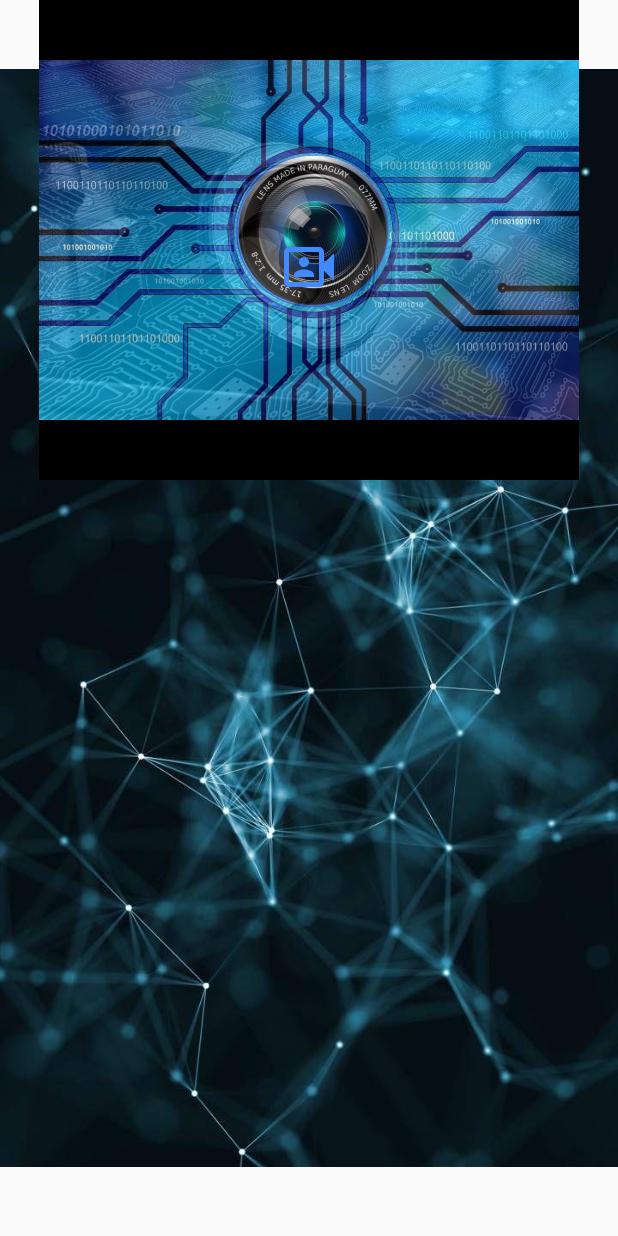
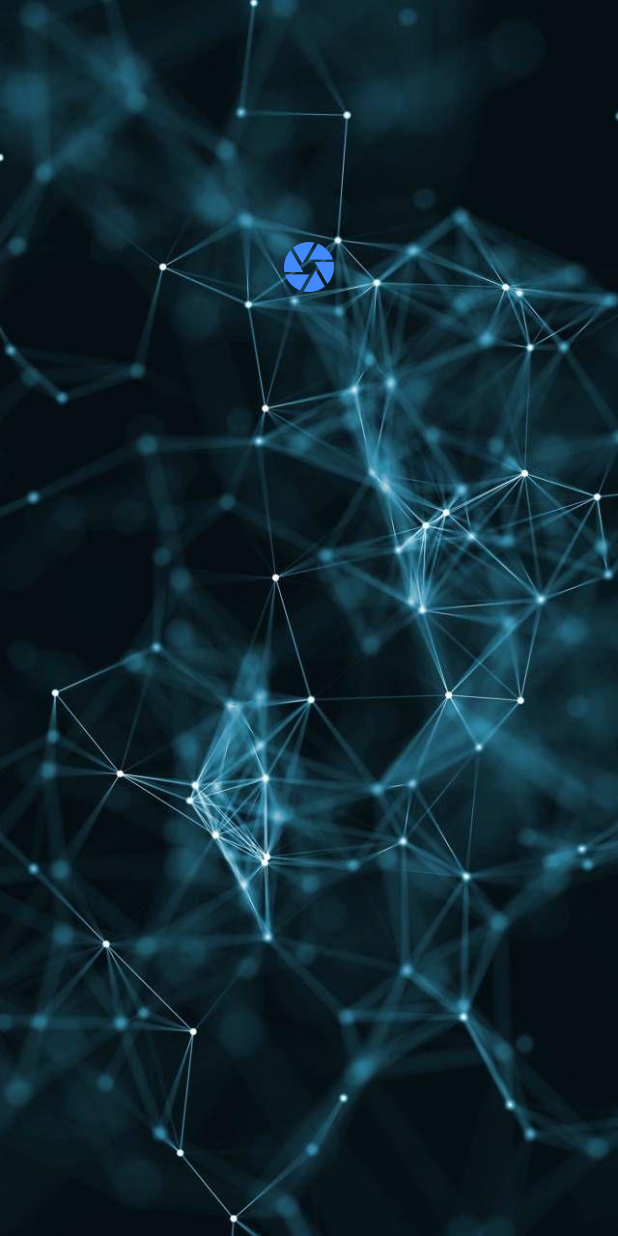
Before and after one commit to PasinduUd/flutter-object-detection-application, a Flutter app: the screen it shows after launch, on a phone screen of 412 x 824 dp. Run offline on Flutter 3.47's test engine with Material 2 defaults, Android fonts, the phone set to English and light mode, and no system bars; our stand-ins replace camera, splashscreen; missing offline and left inert: tflite.

Commit message:
Updated to v2.0

```diff
--- a/lib/home_page.dart
+++ b/lib/home_page.dart
@@ -61,7 +61,10 @@ class _HomePageState extends State<HomePage> {
 
       result = "";
       recognitions?.forEach((response) {
-        result += response['label'] + " " + (response["confidence"] as double).toStringAsFixed(2) + "\n\n";
+        result += response['label'] +
+            " " +
+            (response["confidence"] as double).toStringAsFixed(2) +
+            "\n\n";
       });
 
       setState(() => result);
@@ -92,20 +95,13 @@ class _HomePageState extends State<HomePage> {
             decoration: const BoxDecoration(
               image: DecorationImage(
                 image: AssetImage('assets/camera_background.jpg'),
+                fit: BoxFit.cover,
               ),
             ),
             child: Column(
               children: [
                 Stack(
                   children: [
-                    Center(
-                      child: Container(
-                        color: Colors.black,
-                        height: 320,
-                        width: 360,
-                        child: Image.asset('assets/camera.jpg'),
-                      ),
-                    ),
                     Center(
                       child: TextButton(
                         // FlatButton widget has been replaced by TextButton
@@ -117,11 +113,11 @@ class _HomePageState extends State<HomePage> {
                           height: 270,
                           width: 360,
                           child: cameraImage == null
-                              ? Container(
+                              ? const SizedBox(
                                   height: 270,
                                   width: 360,
-                                  child: const Icon(
-                                    Icons.photo_camera_front,
+                                  child: Icon(
+                                    Icons.camera,
                                     color: Colors.blueAccent,
                                     size: 40,
                                   ),
@@ -143,7 +139,6 @@ class _HomePageState extends State<HomePage> {
                       child: Text(
                         result,
                         style: const TextStyle(
-                          backgroundColor: Colors.black87,
                           fontSize: 30.0,
                           color: Colors.white,
                         ),
--- a/lib/splash_page.dart
+++ b/lib/splash_page.dart
@@ -13,7 +13,7 @@ class _SplashPageState extends State<SplashPage> {
   @override
   Widget build(BuildContext context) {
     return SplashScreen(
-      seconds: 12,
+      seconds: 3,
       imageBackground: Image.asset('assets/splash_background.jpg').image,
       useLoader: true,
       loaderColor: Colors.white,
```
Also changed, not shown: assets/camera.jpg (deleted), assets/readme/before_detection_screen.jpg (added), assets/readme/detection_results_screen.jpg (added), assets/readme/splash_screeen.jpg (added), assets/splash_background.jpg, 1 other file.
